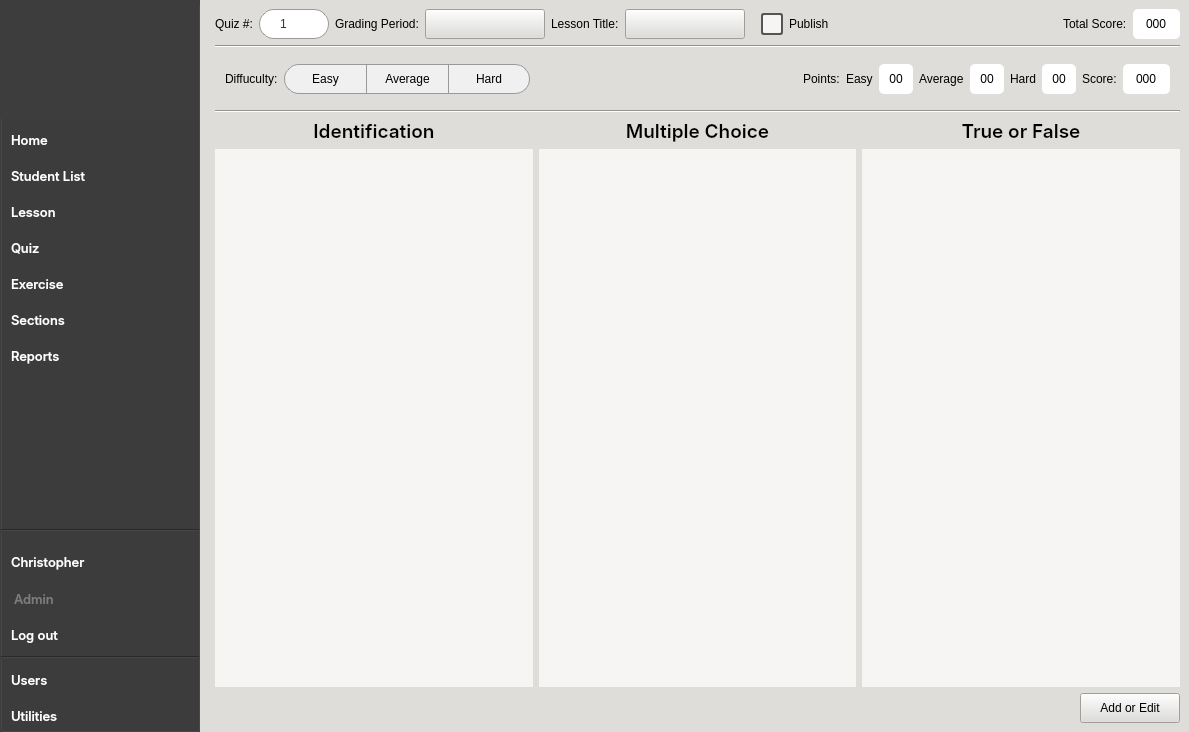
First picture: the form in CAI_PyQt/CAI_Admin/UI/FormHome.ui, repository CPG19040/CPG19040, before the edit.
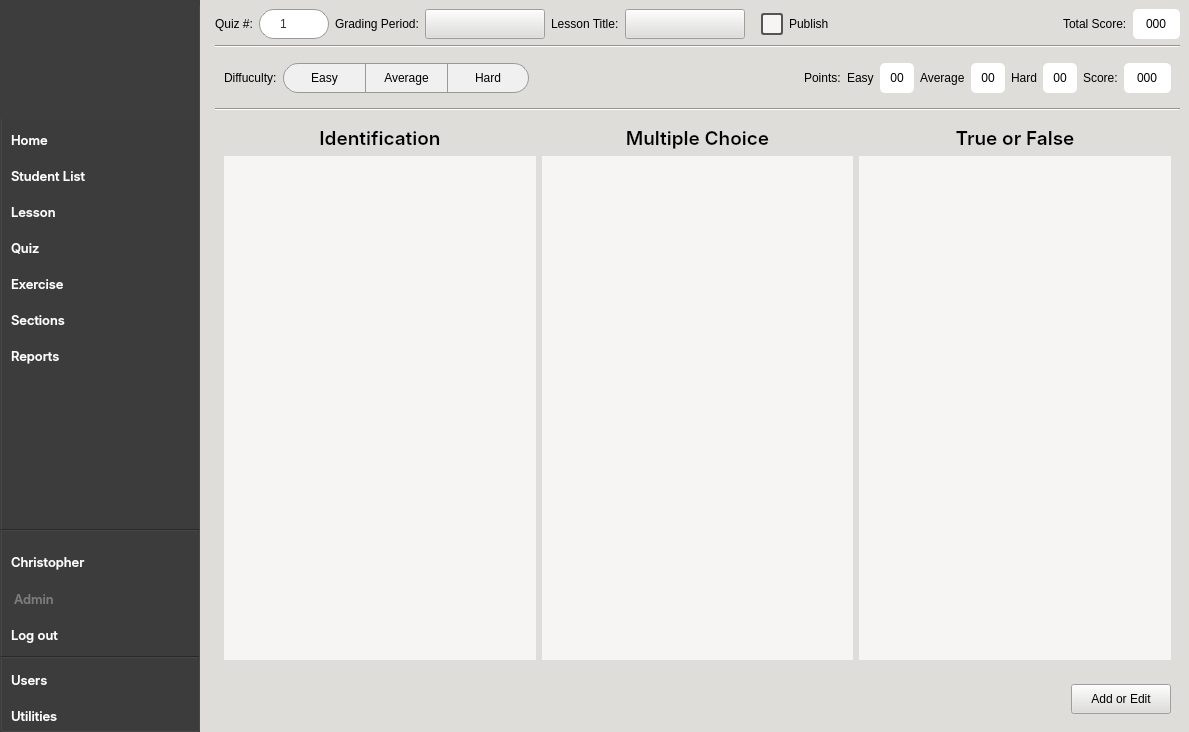
Second picture: the form after the edit. The open tabs and pages were chosen to show the change. Icons and pictures are not drawn.

Patch:
```diff
--- a/CAI_PyQt/CAI_Admin/UI/FormHome.ui
+++ b/CAI_PyQt/CAI_Admin/UI/FormHome.ui
@@ -4641,16 +4641,10 @@
          </widget>
         </item>
         <item>
-         <widget class="QFrame" name="frame_6">
+         <widget class="QWidget" name="widget_quiz_1" native="true">
           <property name="styleSheet">
            <string notr="true">#frame_6 { background-color: transparent; }</string>
           </property>
-          <property name="frameShape">
-           <enum>QFrame::StyledPanel</enum>
-          </property>
-          <property name="frameShadow">
-           <enum>QFrame::Raised</enum>
-          </property>
           <layout class="QHBoxLayout" name="horizontalLayout">
            <item>
             <widget class="QLabel" name="label_6">
@@ -5001,6 +4995,7 @@
          </widget>
         </item>
         <item>
+         <widget class="QWidget" name="widget_quiz_2" native="true">
          <layout class="QGridLayout" name="gridLayout">
           <item row="4" column="2">
            <widget class="QScrollArea" name="scrollArea_tf">
@@ -5016,7 +5011,7 @@
                <x>0</x>
                <y>0</y>
                <width>317</width>
-               <height>532</height>
+                <height>534</height>
               </rect>
              </property>
              <layout class="QVBoxLayout" name="verticalLayout_13"/>
@@ -5059,7 +5054,7 @@
                <x>0</x>
                <y>0</y>
                <width>317</width>
-               <height>532</height>
+                <height>534</height>
               </rect>
              </property>
              <layout class="QVBoxLayout" name="verticalLayout_12"/>
@@ -5080,7 +5075,7 @@
                <x>0</x>
                <y>0</y>
                <width>317</width>
-               <height>532</height>
+                <height>534</height>
               </rect>
              </property>
              <layout class="QVBoxLayout" name="verticalLayout_11"/>
@@ -5132,8 +5127,10 @@
            </widget>
           </item>
          </layout>
+         </widget>
         </item>
         <item>
+         <widget class="QWidget" name="widget_quiz_3" native="true">
          <layout class="QHBoxLayout" name="horizontalLayout_12">
           <item>
            <spacer name="horizontalSpacer_5">
@@ -5174,6 +5171,7 @@
            </widget>
           </item>
          </layout>
+         </widget>
         </item>
        </layout>
       </widget>
```
Lines whose indentation alone changed are shown as unchanged.
